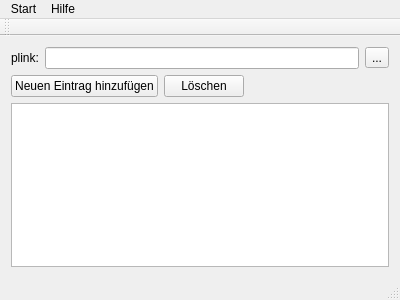
First picture: the form in mainwindow.ui, repository shyim/tunnelmanager, before the edit.
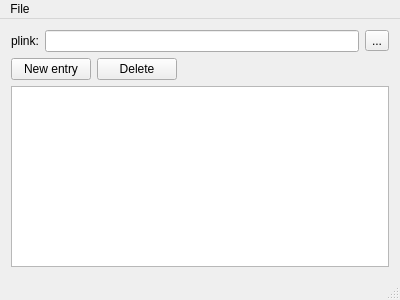
Second picture: the form after the edit.

What changed in the file:
```diff
--- a/mainwindow.ui
+++ b/mainwindow.ui
@@ -45,14 +45,14 @@
       <item>
        <widget class="QPushButton" name="pushButton">
         <property name="text">
-         <string>Neuen Eintrag hinzufügen</string>
+         <string>New entry</string>
         </property>
        </widget>
       </item>
       <item>
        <widget class="QPushButton" name="pushButton_2">
         <property name="text">
-         <string>Löschen</string>
+         <string>Delete</string>
         </property>
        </widget>
       </item>
@@ -87,26 +87,11 @@
    </property>
    <widget class="QMenu" name="menuStart">
     <property name="title">
-     <string>Start</string>
+     <string>File</string>
     </property>
     <addaction name="actionBeenden"/>
    </widget>
-   <widget class="QMenu" name="menuHilfe">
-    <property name="title">
-     <string>Hilfe</string>
-    </property>
-    <addaction name="action_ber_Qt"/>
-   </widget>
    <addaction name="menuStart"/>
-   <addaction name="menuHilfe"/>
-  </widget>
-  <widget class="QToolBar" name="mainToolBar">
-   <attribute name="toolBarArea">
-    <enum>TopToolBarArea</enum>
-   </attribute>
-   <attribute name="toolBarBreak">
-    <bool>false</bool>
-   </attribute>
   </widget>
   <widget class="QStatusBar" name="statusBar"/>
   <action name="actionBeenden">
```
Left out of the diff: 7 changed lines with no effect on the pictures.
